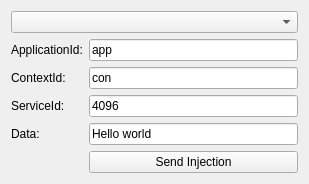
First picture: the form in plugin/dummycontrolplugin/form.ui, repository COVESA/dlt-viewer, before the edit.
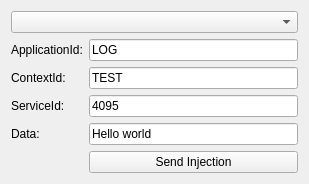
Second picture: the form after the edit.

Commit message: Added Windows SDK generation batch file.

Diff of the .ui file:
```diff
--- a/plugin/dummycontrolplugin/form.ui
+++ b/plugin/dummycontrolplugin/form.ui
@@ -24,7 +24,7 @@
    <item row="1" column="1">
     <widget class="QLineEdit" name="lineEditApplicationId">
      <property name="text">
-      <string>app</string>
+      <string>LOG</string>
      </property>
     </widget>
    </item>
@@ -38,7 +38,7 @@
    <item row="2" column="1">
     <widget class="QLineEdit" name="lineEditContextId">
      <property name="text">
-      <string>con</string>
+      <string>TEST</string>
      </property>
     </widget>
    </item>
@@ -52,7 +52,7 @@
    <item row="3" column="1">
     <widget class="QLineEdit" name="lineEditServiceId">
      <property name="text">
-      <string>4096</string>
+      <string>4095</string>
      </property>
     </widget>
    </item>
```
The commit also changes 5 other files.
